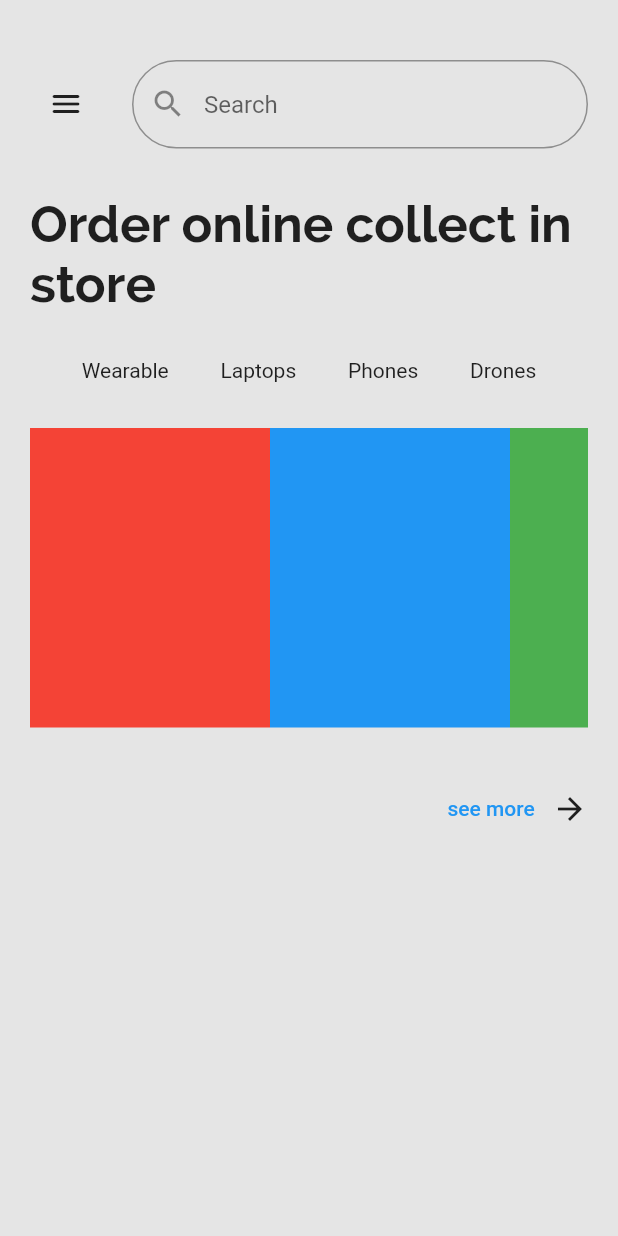
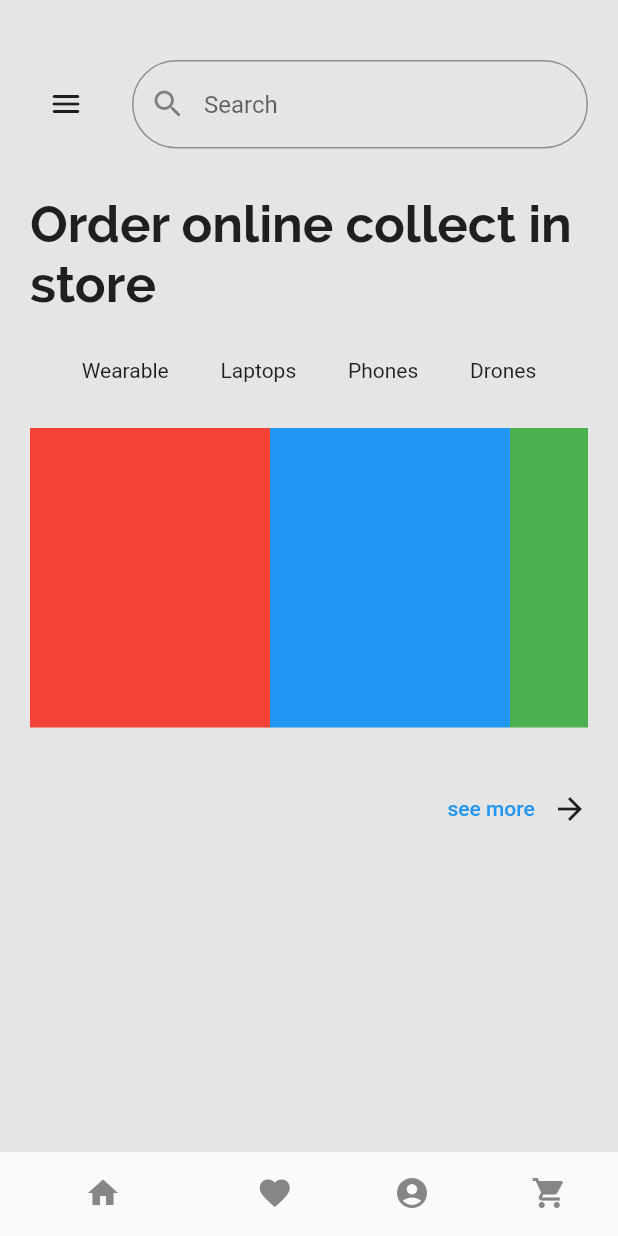
Before and after one commit to muaazshoaib/tech_ecommerce_app, a Flutter app: the LoginScreen screen opened directly, after a tap on "Login", on a phone screen of 412 x 824 dp. Run offline on Flutter 3.47's test engine with Material 2 defaults, Android fonts, the phone set to English and light mode, and no system bars.

```diff
--- a/lib/main.dart
+++ b/lib/main.dart
@@ -1,5 +1,5 @@
 import 'package:flutter/material.dart';
-import 'package:tech_ecommerce_app/screens/supporting_screens/supporting_screen_for_bottom_navigation_bar.dart';
+import 'package:tech_ecommerce_app/screens/splash_screen.dart';
 
 void main() {
   runApp(const EcommerceApp());
@@ -13,7 +13,8 @@ class EcommerceApp extends StatelessWidget {
     return const MaterialApp(
       debugShowCheckedModeBanner: false,
       title: 'Tech Ecommerce App',
-      home: SupportingScreenForBottomNavigationbar(),
+      // home: SupportingScreenForBottomNavigationBar(),
+      home: SplashScreen(),
     );
   }
 }
--- a/lib/screens/login_screen.dart
+++ b/lib/screens/login_screen.dart
@@ -2,7 +2,7 @@ import 'package:flutter/material.dart';
 import 'package:tech_ecommerce_app/colors.dart';
 import 'package:tech_ecommerce_app/components/login_screen_background_design.dart';
 import 'package:tech_ecommerce_app/components/title_heading_in_app_screen.dart';
-import 'package:tech_ecommerce_app/screens/home_screen.dart';
+import 'package:tech_ecommerce_app/screens/supporting_screens/supporting_screen_for_bottom_navigation_bar.dart';
 
 class LoginScreen extends StatelessWidget {
   const LoginScreen({Key? key}) : super(key: key);
@@ -146,7 +146,8 @@ class LoginScreen extends StatelessWidget {
                                   Navigator.push(
                                     context,
                                     MaterialPageRoute(
-                                      builder: (context) => const HomeScreen(),
+                                      builder: (context) =>
+                                          const SupportingScreenForBottomNavigationBar(),
                                     ),
                                   );
                                 },
--- a/lib/screens/supporting_screens/supporting_screen_for_bottom_navigation_bar.dart
+++ b/lib/screens/supporting_screens/supporting_screen_for_bottom_navigation_bar.dart
@@ -5,16 +5,16 @@ import 'package:tech_ecommerce_app/screens/favorites_screen.dart';
 import 'package:tech_ecommerce_app/screens/home_screen.dart';
 import 'package:tech_ecommerce_app/screens/profile_screen.dart';
 
-class SupportingScreenForBottomNavigationbar extends StatefulWidget {
-  const SupportingScreenForBottomNavigationbar({Key? key}) : super(key: key);
+class SupportingScreenForBottomNavigationBar extends StatefulWidget {
+  const SupportingScreenForBottomNavigationBar({Key? key}) : super(key: key);
 
   @override
-  State<SupportingScreenForBottomNavigationbar> createState() =>
-      _SupportingScreenForBottomNavigationbarState();
+  State<SupportingScreenForBottomNavigationBar> createState() =>
+      _SupportingScreenForBottomNavigationBarState();
 }
 
-class _SupportingScreenForBottomNavigationbarState
-    extends State<SupportingScreenForBottomNavigationbar> {
+class _SupportingScreenForBottomNavigationBarState
+    extends State<SupportingScreenForBottomNavigationBar> {
   int _selectedIndexInBottomNavigationBar = 0;
 
   static const List _screensList = [
```
Also changed, not shown: pubspec.lock, 3 other files.
